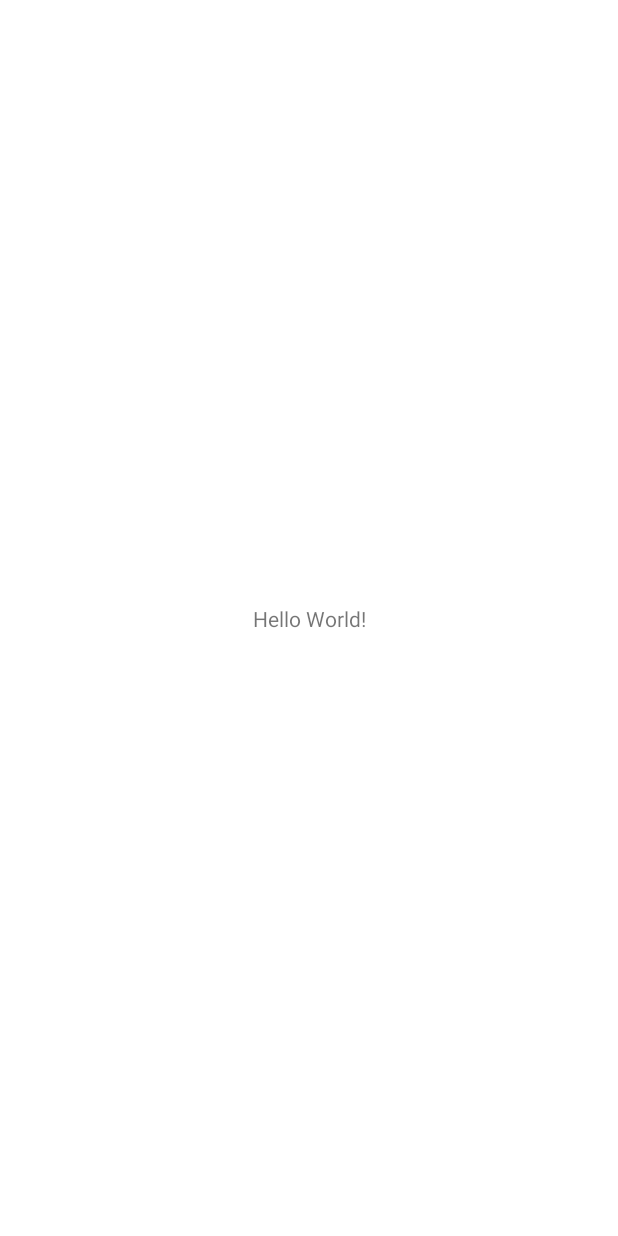
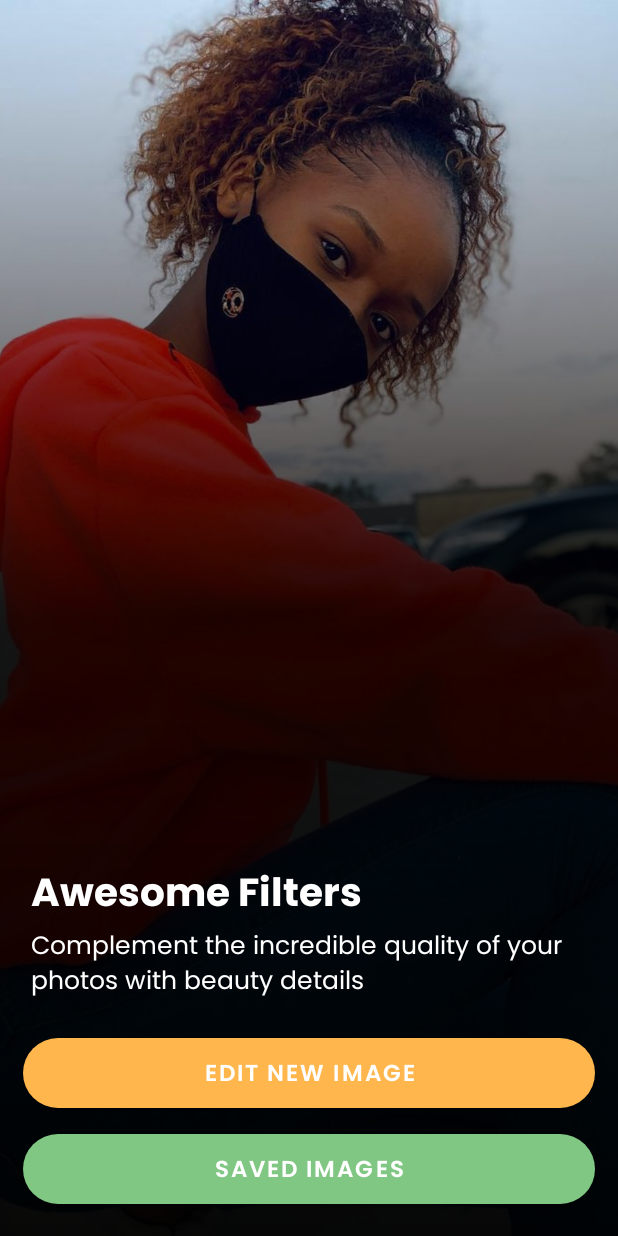
Before and after one commit to callebdev/Awesome-Filters, an Android app: the screen it shows after launch (MainActivity), on a phone screen of 412 x 824 dp. Before the commit the screen is almost empty. Run offline under Robolectric (Android 15) with nearby library versions, the phone set to English and light mode, and no system bars; our stand-ins replace sdp/ssp sizes.

Commit message:
Intro screen UI + Some Configurations

```diff
--- a/app/build.gradle
+++ b/app/build.gradle
@@ -53,7 +53,7 @@ dependencies {
     implementation 'com.intuit.ssp:ssp-android:1.0.6'
 
     // Rounded ImageView
-    implementation 'jp.co.cyberagent.android:gpuimage:2.1.0'
+    implementation 'com.makeramen:roundedimageview:2.3.0'
 
     // GPUImage for Android - Android filters based on OpenGl
     implementation 'jp.co.cyberagent.android:gpuimage:2.1.0'
@@ -62,6 +62,6 @@ dependencies {
     implementation 'org.koin:koin-androidx-viewmodel:2.0.0'
 
     // ViewModel
-    implementation 'androidx.lifecycle:lifecycle-viewmodel-ktx-2.3.1'
+    implementation 'androidx.lifecycle:lifecycle-viewmodel-ktx:2.3.1'
 
 }
--- a/app/src/main/AndroidManifest.xml
+++ b/app/src/main/AndroidManifest.xml
@@ -4,7 +4,6 @@
 
     <application
         android:allowBackup="true"
-        android:fullBackupContent="false"
         android:icon="@mipmap/ic_launcher"
         android:label="@string/app_name"
         android:roundIcon="@mipmap/ic_launcher_round"
--- /dev/null
+++ b/app/src/main/res/drawable/landing_background.xml
@@ -0,0 +1,11 @@
+<?xml version="1.0" encoding="utf-8"?>
+<shape xmlns:android="http://schemas.android.com/apk/res/android"
+    android:shape="rectangle">
+
+    <gradient
+        android:angle="-90"
+        android:centerColor="@color/landingBackgroundCenter"
+        android:endColor="@color/landingBackgroundEnd"
+        android:startColor="@android:color/transparent" />
+
+</shape>
--- a/app/src/main/res/layout/activity_main.xml
+++ b/app/src/main/res/layout/activity_main.xml
@@ -6,13 +6,74 @@
     android:layout_height="match_parent"
     tools:context=".MainActivity">
 
+    <androidx.appcompat.widget.AppCompatImageView
+        android:layout_width="match_parent"
+        android:layout_height="match_parent"
+        android:scaleType="centerCrop"
+        android:src="@drawable/landing_background_image_6" />
+
+    <View
+        android:layout_width="match_parent"
+        android:layout_height="match_parent"
+        android:background="@drawable/landing_background" />
+
+    <com.google.android.material.button.MaterialButton
+        android:id="@+id/buttonEditNewImage"
+        android:layout_width="match_parent"
+        android:layout_height="@dimen/_45sdp"
+        android:layout_marginHorizontal="@dimen/_12sdp"
+        android:layout_marginBottom="@dimen/_4sdp"
+        android:fontFamily="@font/poppins_semi_bold"
+        android:includeFontPadding="false"
+        android:text="@string/edit_new_image"
+        android:textColor="@color/white"
+        android:textSize="@dimen/_12sdp"
+        app:backgroundTint="@color/buttonEditNewImage"
+        app:cornerRadius="@dimen/_20sdp"
+        app:layout_constraintBottom_toBottomOf="parent"
+        app:layout_constraintBottom_toTopOf="@id/buttonViewSavedImages" />
+
+
+    <com.google.android.material.button.MaterialButton
+        android:id="@+id/buttonViewSavedImages"
+        android:layout_width="match_parent"
+        android:layout_height="@dimen/_45sdp"
+        android:layout_marginHorizontal="@dimen/_12sdp"
+        android:layout_marginBottom="@dimen/_12sdp"
+        android:fontFamily="@font/poppins_semi_bold"
+        android:includeFontPadding="false"
+        android:text="@string/saved_images"
+        android:textColor="@color/white"
+        android:textSize="@dimen/_12sdp"
+        app:backgroundTint="@color/buttonSavedImages"
+        app:cornerRadius="@dimen/_20sdp"
+        app:layout_constraintBottom_toBottomOf="parent" />
+
+
     <TextView
-        android:layout_width="wrap_content"
+        android:id="@+id/textSubtitle"
+        android:layout_width="match_parent"
         android:layout_height="wrap_content"
-        android:text="Hello World!"
-        app:layout_constraintBottom_toBottomOf="parent"
-        app:layout_constraintLeft_toLeftOf="parent"
-        app:layout_constraintRight_toRightOf="parent"
-        app:layout_constraintTop_toTopOf="parent" />
+        android:layout_marginHorizontal="@dimen/_16sdp"
+        android:layout_marginBottom="@dimen/_16sdp"
+        android:fontFamily="@font/poppins_regular"
+        android:includeFontPadding="false"
+        android:text="@string/complement_the_incredible_quality_of_your_photos_with_beauty_details"
+        android:textColor="@color/white"
+        android:textSize="@dimen/_13ssp"
+        app:layout_constraintBottom_toTopOf="@id/buttonEditNewImage" />
+
+    <TextView
+        android:id="@+id/textTitle"
+        android:layout_width="match_parent"
+        android:layout_height="wrap_content"
+        android:layout_marginHorizontal="@dimen/_16sdp"
+        android:layout_marginBottom="@dimen/_4sdp"
+        android:fontFamily="@font/poppins_bold"
+        android:includeFontPadding="false"
+        android:text="@string/awesome_filters"
+        android:textColor="@color/white"
+        android:textSize="@dimen/_20ssp"
+        app:layout_constraintBottom_toTopOf="@id/textSubtitle" />
 
 </androidx.constraintlayout.widget.ConstraintLayout>
--- a/app/src/main/res/values/strings.xml
+++ b/app/src/main/res/values/strings.xml
@@ -1,3 +1,7 @@
 <resources>
     <string name="app_name">Awesome Filters</string>
+    <string name="edit_new_image">Edit New Image</string>
+    <string name="saved_images">Saved Images</string>
+    <string name="complement_the_incredible_quality_of_your_photos_with_beauty_details">Complement the incredible quality of your photos with beauty details</string>
+    <string name="awesome_filters">Awesome Filters</string>
 </resources>
--- a/build.gradle
+++ b/build.gradle
@@ -6,7 +6,7 @@ buildscript {
         jcenter()
     }
     dependencies {
-        classpath "com.android.tools.build:gradle:4.1.2"
+        classpath "com.android.tools.build:gradle:4.1.3"
         classpath "org.jetbrains.kotlin:kotlin-gradle-plugin:$kotlin_version"
 
         // NOTE: Do not place your application dependencies here; they belong
```
Also changed, not shown: app/src/main/res/drawable/landing_background_image_6.png (added), gradle/wrapper/gradle-wrapper.properties.
